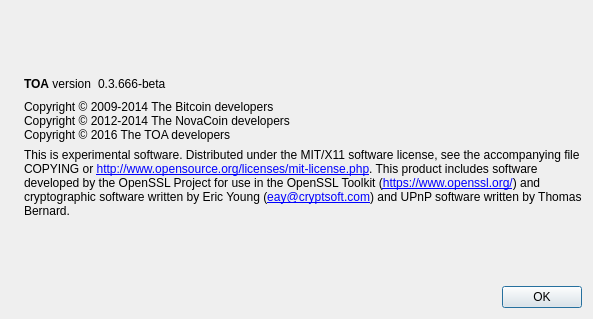
This is src/qt/forms/aboutdialog.ui in toacoin/TOA as Qt 5 draws it before an edit. The edited form follows.
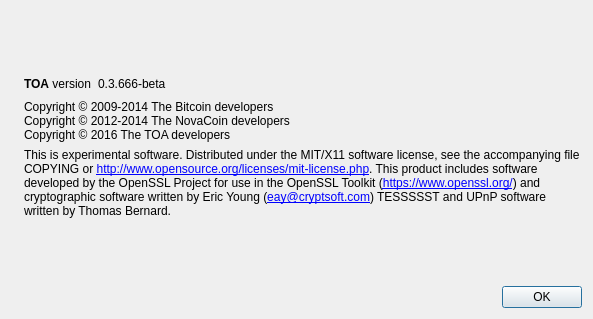
This is the edited form. Icons and pictures are not drawn.

```diff
--- a/src/qt/forms/aboutdialog.ui
+++ b/src/qt/forms/aboutdialog.ui
@@ -114,7 +114,7 @@
 
 Distributed under the MIT/X11 software license, see the accompanying file COPYING or &lt;a href=&quot;http://www.opensource.org/licenses/mit-license.php&quot;&gt;http://www.opensource.org/licenses/mit-license.php&lt;/a&gt;.
 
-This product includes software developed by the OpenSSL Project for use in the OpenSSL Toolkit (&lt;a href=&quot;https://www.openssl.org/&quot;&gt;https://www.openssl.org/&lt;/a&gt;) and cryptographic software written by Eric Young (&lt;a href=&quot;mailto:eay@cryptsoft.com&quot;&gt;eay@cryptsoft.com&lt;/a&gt;) and UPnP software written by Thomas Bernard.</string>
+This product includes software developed by the OpenSSL Project for use in the OpenSSL Toolkit (&lt;a href=&quot;https://www.openssl.org/&quot;&gt;https://www.openssl.org/&lt;/a&gt;) and cryptographic software written by Eric Young (&lt;a href=&quot;mailto:eay@cryptsoft.com&quot;&gt;eay@cryptsoft.com&lt;/a&gt;) TESSSSST and UPnP software written by Thomas Bernard.</string>
        </property>
        <property name="textFormat">
         <enum>Qt::RichText</enum>
```
